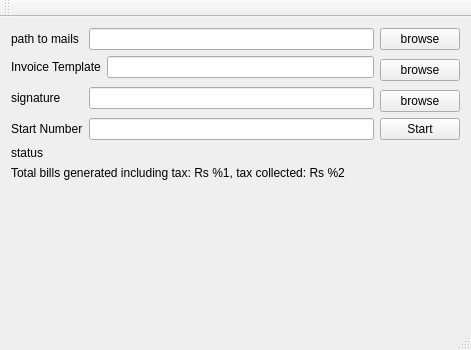
The window that mainwindow.ui (pritamghanghas/prepare_bills) describes before a commit, drawn with Qt 5.
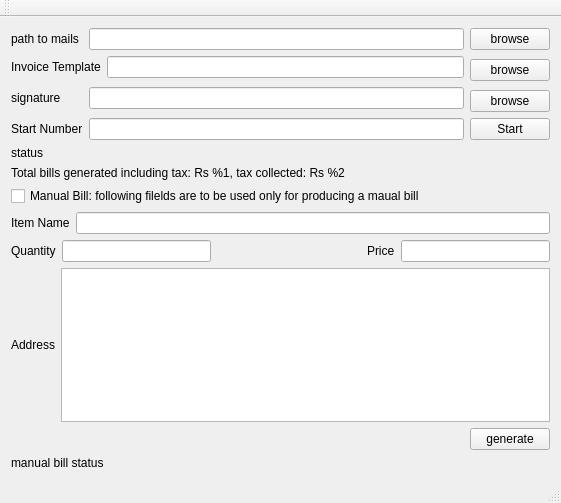
The same window after the commit.

Commit message: added manual gneration ui, logic will come later

```diff
--- a/mainwindow.ui
+++ b/mainwindow.ui
@@ -6,16 +6,14 @@
    <rect>
     <x>0</x>
     <y>0</y>
-    <width>471</width>
-    <height>350</height>
+    <width>561</width>
+    <height>503</height>
    </rect>
   </property>
   <property name="windowTitle">
    <string>MainWindow</string>
   </property>
   <widget class="QWidget" name="centralWidget">
-   <layout class="QHBoxLayout" name="horizontalLayout">
-    <item>
      <layout class="QVBoxLayout" name="verticalLayout">
       <item>
        <layout class="QGridLayout" name="gridLayout">
@@ -104,21 +102,125 @@
        </widget>
       </item>
       <item>
-       <spacer name="verticalSpacer">
+     <widget class="QCheckBox" name="checkBox">
+      <property name="text">
+       <string>Manual Bill: following filelds are to be used only for producing a maual bill</string>
+      </property>
+     </widget>
+    </item>
+    <item>
+     <layout class="QHBoxLayout" name="horizontalLayout_2">
+      <item>
+       <widget class="QLabel" name="label_4">
+        <property name="text">
+         <string>Item Name</string>
+        </property>
+       </widget>
+      </item>
+      <item>
+       <widget class="QLineEdit" name="itemNameField"/>
+      </item>
+     </layout>
+    </item>
+    <item>
+     <layout class="QHBoxLayout" name="horizontalLayout">
+      <item>
+       <widget class="QLabel" name="label_5">
+        <property name="text">
+         <string>Quantity</string>
+        </property>
+       </widget>
+      </item>
+      <item>
+       <widget class="QLineEdit" name="quantityField"/>
+      </item>
+      <item>
+       <spacer name="horizontalSpacer_2">
         <property name="orientation">
-         <enum>Qt::Vertical</enum>
+         <enum>Qt::Horizontal</enum>
         </property>
         <property name="sizeHint" stdset="0">
          <size>
-          <width>20</width>
-          <height>40</height>
+          <width>40</width>
+          <height>20</height>
          </size>
         </property>
        </spacer>
       </item>
+      <item>
+       <widget class="QLabel" name="label_7">
+        <property name="text">
+         <string>Price</string>
+        </property>
+       </widget>
+      </item>
+      <item>
+       <widget class="QLineEdit" name="priceField"/>
+      </item>
      </layout>
     </item>
-   </layout>
+    <item>
+     <layout class="QHBoxLayout" name="horizontalLayout_4">
+      <item>
+       <widget class="QLabel" name="label_6">
+        <property name="text">
+         <string>Address</string>
+        </property>
+       </widget>
+      </item>
+      <item>
+       <widget class="QTextEdit" name="addressField"/>
+      </item>
+     </layout>
+    </item>
+    <item>
+     <layout class="QHBoxLayout" name="horizontalLayout_3">
+      <item>
+       <spacer name="horizontalSpacer">
+        <property name="orientation">
+         <enum>Qt::Horizontal</enum>
+        </property>
+        <property name="sizeHint" stdset="0">
+         <size>
+          <width>40</width>
+          <height>20</height>
+         </size>
+        </property>
+       </spacer>
+      </item>
+      <item>
+       <widget class="QPushButton" name="manualGenerateButton">
+        <property name="text">
+         <string>generate</string>
+        </property>
+       </widget>
+      </item>
+     </layout>
+    </item>
+    <item>
+     <widget class="QLabel" name="manualBillStatus">
+      <property name="text">
+       <string>manual bill status</string>
+      </property>
+     </widget>
+    </item>
+   </layout>
+   <zorder>label_4</zorder>
+   <zorder>label_5</zorder>
+   <zorder>itemNameField</zorder>
+   <zorder>quantityField</zorder>
+   <zorder>pushButton_2</zorder>
+   <zorder>label_6</zorder>
+   <zorder>addressField</zorder>
+   <zorder>label_7</zorder>
+   <zorder>priceField</zorder>
+   <zorder>horizontalSpacer</zorder>
+   <zorder>manualGenerateButton</zorder>
+   <zorder>horizontalSpacer_2</zorder>
+   <zorder>manualBillStatus</zorder>
+   <zorder>addressField</zorder>
+   <zorder>label_6</zorder>
+   <zorder>checkBox</zorder>
   </widget>
   <widget class="QMenuBar" name="menuBar">
    <property name="geometry">
```
Left out of the diff: 2 changed lines with no effect on the pictures. Lines whose indentation alone changed are shown as unchanged. The commit also changes 2 other files.
